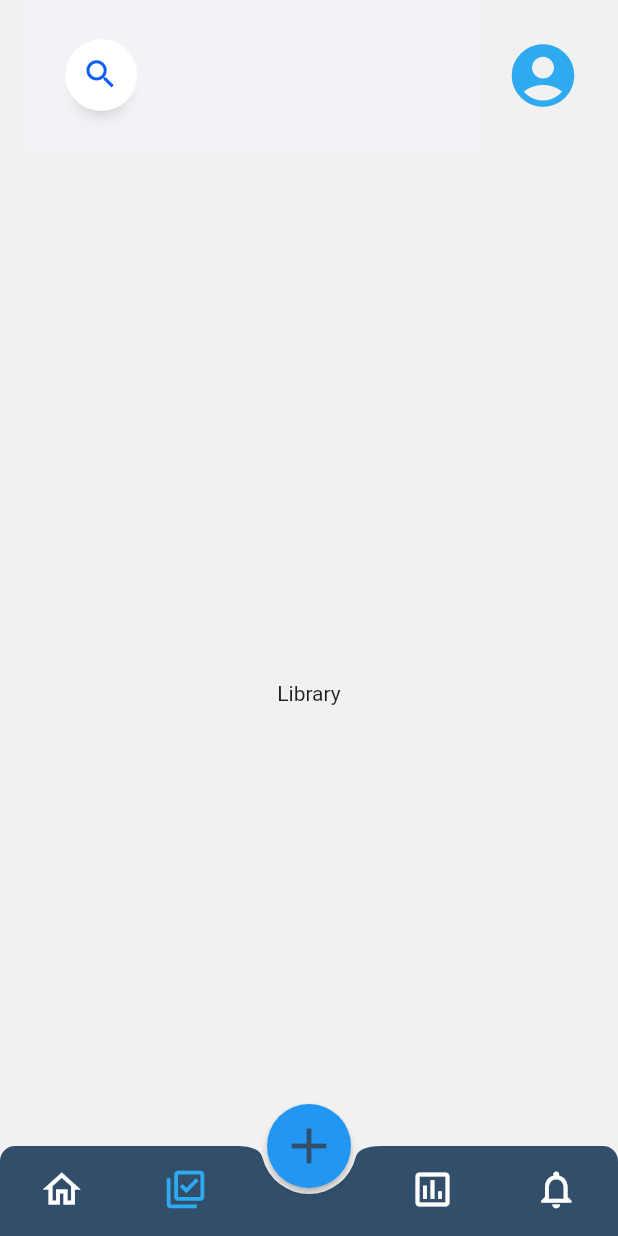
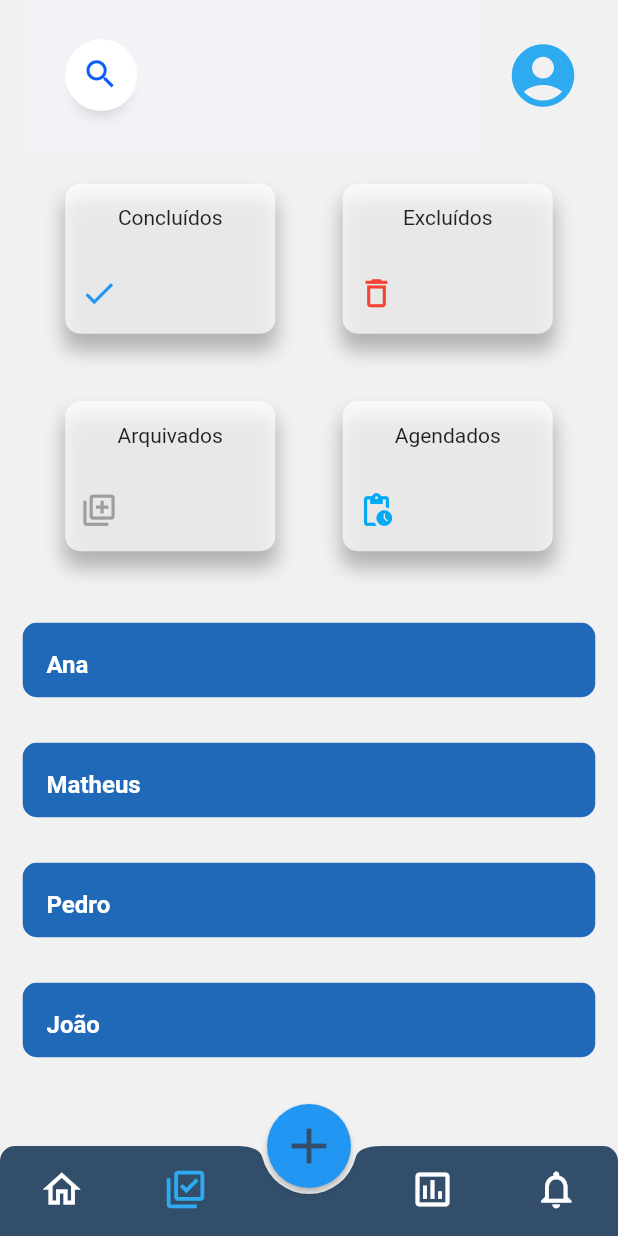
Before and after one commit to MatheusXavier15/Daily, a Flutter app: the screen it shows after launch, item 2 of the bottom bar chosen, on a phone screen of 412 x 824 dp. Run offline on Flutter 3.47's test engine with Material 2 defaults, Android fonts, the light colour scheme and no system bars.

Commit message:
[feature] Library page

```diff
--- a/lib/main.dart
+++ b/lib/main.dart
@@ -1,3 +1,4 @@
+import 'package:Daily/screens/Library/library.dart';
 import 'package:flutter/cupertino.dart';
 import 'package:flutter/material.dart';
 import 'constants.dart';
@@ -44,9 +45,7 @@ class _PagesState extends State<Pages> {
   final List<int> icone = [61703, 61790, 0, 61077, 62007];
   final tabs = [
     HomeScreen(),
-    Container(
-      child: Center(child: Text("Library")),
-    ),
+    Library(),
     Container(),
     Container(
       child: Center(child: Text("Grafics")),
--- /dev/null
+++ b/lib/screens/Library/library.dart
@@ -0,0 +1,49 @@
+import 'package:Daily/screens/home/widgets/ListItem.dart';
+import 'package:Daily/screens/widgets/library-box/box.dart';
+import 'package:Daily/screens/widgets/library-box/librarybox.dart';
+import 'package:flutter/material.dart';
+
+class Library extends StatefulWidget {
+  const Library({Key? key}) : super(key: key);
+
+  @override
+  _LibraryState createState() => _LibraryState();
+}
+
+class _LibraryState extends State<Library> {
+  ScrollController controller = ScrollController();
+  List<Box> boxes = const [
+    Box(icon: 61415, color: Colors.blue, text: 'Concluídos'),
+    Box(icon: 61353, color: Colors.red, text: 'Excluídos'),
+    Box(icon: 61791, color: Colors.grey, text: 'Arquivados'),
+    Box(icon: 62056, color: Colors.lightBlue, text: 'Agendados'),
+  ];
+  final List<String> listItens = [
+    "Ana",
+    "Matheus",
+    "Pedro",
+    "João",
+    "Ana",
+    "Matheus",
+    "Pedro",
+    "João",
+    "Ana",
+    "Matheus",
+    "Pedro",
+    "João"
+  ];
+  @override
+  Widget build(BuildContext context) {
+    return ListView(
+      scrollDirection: Axis.vertical,
+      children: [
+        SizedBox(width: 300, height: 300, child: LibraryBox(boxes: boxes)),
+        SizedBox(
+          width: 300,
+          height: 320,
+          child: ListItem(listItens: listItens, scrollController: controller),
+        ),
+      ],
+    );
+  }
+}
--- /dev/null
+++ b/lib/screens/home/widgets/listitem.dart
@@ -0,0 +1,83 @@
+// ignore_for_file: file_names
+import 'package:flutter/material.dart';
+import '../../../constants.dart';
+
+class ListItem extends StatelessWidget {
+  const ListItem({
+    Key? key,
+    required this.listItens,
+    required this.scrollController,
+  }) : super(key: key);
+
+  final List<String> listItens;
+  final ScrollController scrollController;
+
+  @override
+  Widget build(BuildContext context) {
+    return ListView.builder(
+      controller: scrollController,
+      itemCount: listItens.length,
+      itemBuilder: (context, index) {
+        final item = listItens[index];
+        return Padding(
+          padding: const EdgeInsets.all(15.0),
+          child: ClipRRect(
+            borderRadius: BorderRadius.circular(10.0),
+            child: Dismissible(
+              /*
+                @background: Responsável pelo swipe esquerdo do listTile
+                */
+              background: Container(
+                decoration: const BoxDecoration(color: selectedBottomIcon),
+                child: const Padding(
+                  padding: EdgeInsets.all(8.0),
+                  child: Icon(
+                    Icons.done_outlined,
+                    size: 30,
+                    color: deleteTile,
+                  ),
+                ),
+                alignment: Alignment.centerLeft,
+              ),
+              /*
+                @secondaryBackground: Responsável pelo swipe direito do listTile
+                */
+              secondaryBackground: Container(
+                decoration: const BoxDecoration(color: deleteTile),
+                child: const Padding(
+                  padding: EdgeInsets.all(8.0),
+                  child: Icon(
+                    Icons.delete_outline_outlined,
+                    size: 30,
+                    color: selectedBottomIcon,
+                  ),
+                ),
+                alignment: Alignment.centerRight,
+              ),
+              /*
+                @onDismissed: Function que executa uma ação ao executar um dismiss.
+                @Params: direction - Direção que o swipe foi realizado
+                */
+              onDismissed: (direction) {},
+              /*
+                @key: Alvo do dismiss
+                */
+              key: Key(item),
+              child: Container(
+                decoration: const BoxDecoration(color: listColor),
+                height: 50,
+                child: ListTile(
+                  title: Text(
+                    listItens[index],
+                    style: const TextStyle(
+                        color: Colors.white, fontWeight: FontWeight.bold),
+                  ),
+                ),
+              ),
+            ),
+          ),
+        );
+      },
+    );
+  }
+}
--- /dev/null
+++ b/lib/screens/widgets/library-box/librarybox.dart
@@ -0,0 +1,27 @@
+import 'package:flutter/material.dart';
+
+import 'box.dart';
+
+class LibraryBox extends StatefulWidget {
+  const LibraryBox({Key? key, required this.boxes}) : super(key: key);
+  final List<Box> boxes;
+  @override
+  _LibraryBoxState createState() => _LibraryBoxState();
+}
+
+class _LibraryBoxState extends State<LibraryBox> {
+  @override
+  Widget build(BuildContext context) {
+    return Center(
+      child: SizedBox(
+        width: 330,
+        child: GridView.count(
+          crossAxisSpacing: 40,
+          crossAxisCount: 2,
+          children: List.generate(widget.boxes.length,
+              (index) => Center(child: widget.boxes[index])),
+        ),
+      ),
+    );
+  }
+}
```
Also changed, not shown: lib/screens/home/homeScreen.dart (+19 -8 lines), lib/screens/home/widgets/library-box/librarybox.dart (deleted, +0 -32 lines), lib/screens/home/widgets/list-item.dart (deleted, +0 -85 lines), lib/screens/home/widgets/daymarks.dart (renamed from lib/screens/home/widgets/day-marks.dart), lib/screens/widgets/library-box/box.dart (renamed from lib/screens/home/widgets/library-box/box.dart).
